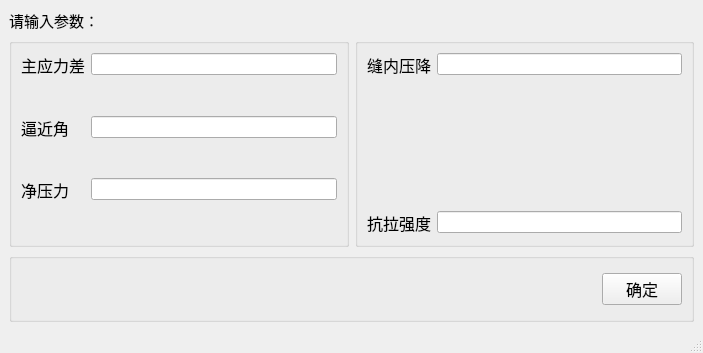
This is pythonProject2/mainWin_2_UI_input_2.ui in zihuaiyou/pythonProject2 as Qt 5 draws it before an edit. The edited form follows.
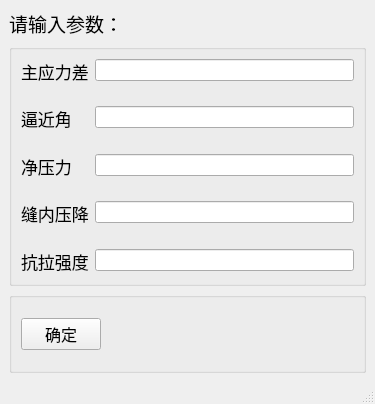
This is the edited form.

The edit to the form file:
```diff
--- a/pythonProject2/mainWin_2_UI_input_2.ui
+++ b/pythonProject2/mainWin_2_UI_input_2.ui
@@ -6,14 +6,14 @@
    <rect>
     <x>0</x>
     <y>0</y>
-    <width>703</width>
-    <height>353</height>
+    <width>375</width>
+    <height>404</height>
    </rect>
   </property>
   <property name="minimumSize">
    <size>
-    <width>703</width>
-    <height>353</height>
+    <width>375</width>
+    <height>404</height>
    </size>
   </property>
   <property name="windowTitle">
@@ -25,7 +25,7 @@
      <widget class="QLabel" name="label">
       <property name="font">
        <font>
-        <pointsize>11</pointsize>
+        <pointsize>14</pointsize>
        </font>
       </property>
       <property name="text">
@@ -41,39 +41,11 @@
          <string/>
         </property>
         <layout class="QFormLayout" name="formLayout">
-         <item row="0" column="0">
-          <widget class="QLabel" name="label_10">
-           <property name="font">
-            <font>
-             <pointsize>12</pointsize>
-            </font>
-           </property>
-           <property name="text">
-            <string>主应力差</string>
-           </property>
-          </widget>
-         </item>
-         <item row="0" column="1">
-          <widget class="QLineEdit" name="lineEdit_toughness"/>
-         </item>
-         <item row="1" column="0">
-          <spacer name="verticalSpacer_5">
-           <property name="orientation">
-            <enum>Qt::Vertical</enum>
-           </property>
-           <property name="sizeHint" stdset="0">
-            <size>
-             <width>20</width>
-             <height>40</height>
-            </size>
-           </property>
-          </spacer>
-         </item>
          <item row="2" column="0">
           <widget class="QLabel" name="label_6">
            <property name="font">
             <font>
-             <pointsize>12</pointsize>
+             <pointsize>13</pointsize>
             </font>
            </property>
            <property name="text">
@@ -101,7 +73,7 @@
           <widget class="QLabel" name="label_7">
            <property name="font">
             <font>
-             <pointsize>12</pointsize>
+             <pointsize>13</pointsize>
             </font>
            </property>
            <property name="text">
@@ -125,21 +97,12 @@
            </property>
           </spacer>
          </item>
-        </layout>
-       </widget>
-      </item>
-      <item>
-       <widget class="QGroupBox" name="groupBox_2">
-        <property name="title">
-         <string/>
-        </property>
-        <layout class="QFormLayout" name="formLayout_2">
-         <item row="0" column="0">
+         <item row="6" column="0">
           <widget class="QLabel" name="label_14">
            <property name="font">
             <font>
              <family>新宋体</family>
-             <pointsize>12</pointsize>
+             <pointsize>13</pointsize>
             </font>
            </property>
            <property name="text">
@@ -147,28 +110,15 @@
            </property>
           </widget>
          </item>
-         <item row="0" column="1">
-          <widget class="QLineEdit" name="lineEdit_res_thick"/>
+         <item row="6" column="1">
+          <widget class="QLineEdit" name="lineEdit_pres_drop"/>
          </item>
-         <item row="1" column="0">
-          <spacer name="verticalSpacer">
-           <property name="orientation">
-            <enum>Qt::Vertical</enum>
-           </property>
-           <property name="sizeHint" stdset="0">
-            <size>
-             <width>20</width>
-             <height>40</height>
-            </size>
-           </property>
-          </spacer>
-         </item>
-         <item row="2" column="0">
+         <item row="8" column="0">
           <widget class="QLabel" name="label_11">
            <property name="font">
             <font>
              <family>新宋体</family>
-             <pointsize>12</pointsize>
+             <pointsize>13</pointsize>
             </font>
            </property>
            <property name="text">
@@ -176,8 +126,49 @@
            </property>
           </widget>
          </item>
-         <item row="2" column="1">
-          <widget class="QLineEdit" name="lineEdit_height_ratio"/>
+         <item row="8" column="1">
+          <widget class="QLineEdit" name="lineEdit_tens_stre"/>
+         </item>
+         <item row="7" column="0">
+          <spacer name="verticalSpacer_8">
+           <property name="orientation">
+            <enum>Qt::Vertical</enum>
+           </property>
+           <property name="sizeHint" stdset="0">
+            <size>
+             <width>20</width>
+             <height>40</height>
+            </size>
+           </property>
+          </spacer>
+         </item>
+         <item row="0" column="0">
+          <widget class="QLabel" name="label_8">
+           <property name="font">
+            <font>
+             <pointsize>13</pointsize>
+            </font>
+           </property>
+           <property name="text">
+            <string>主应力差</string>
+           </property>
+          </widget>
+         </item>
+         <item row="0" column="1">
+          <widget class="QLineEdit" name="lineEdit_pres_diff"/>
+         </item>
+         <item row="1" column="0">
+          <spacer name="verticalSpacer_9">
+           <property name="orientation">
+            <enum>Qt::Vertical</enum>
+           </property>
+           <property name="sizeHint" stdset="0">
+            <size>
+             <width>20</width>
+             <height>40</height>
+            </size>
+           </property>
+          </spacer>
          </item>
         </layout>
        </widget>
@@ -190,19 +181,6 @@
        <string/>
       </property>
       <layout class="QHBoxLayout" name="horizontalLayout_2">
-       <item>
-        <spacer name="horizontalSpacer_3">
-         <property name="orientation">
-          <enum>Qt::Horizontal</enum>
-         </property>
-         <property name="sizeHint" stdset="0">
-          <size>
-           <width>40</width>
-           <height>20</height>
-          </size>
-         </property>
-        </spacer>
-       </item>
        <item>
         <widget class="QPushButton" name="pushButton">
          <property name="font">
@@ -215,6 +193,19 @@
          </property>
         </widget>
        </item>
+       <item>
+        <spacer name="horizontalSpacer_4">
+         <property name="orientation">
+          <enum>Qt::Horizontal</enum>
+         </property>
+         <property name="sizeHint" stdset="0">
+          <size>
+           <width>40</width>
+           <height>20</height>
+          </size>
+         </property>
+        </spacer>
+       </item>
       </layout>
      </widget>
     </item>
```
Left out of the diff: 25 changed lines with no effect on the pictures.
